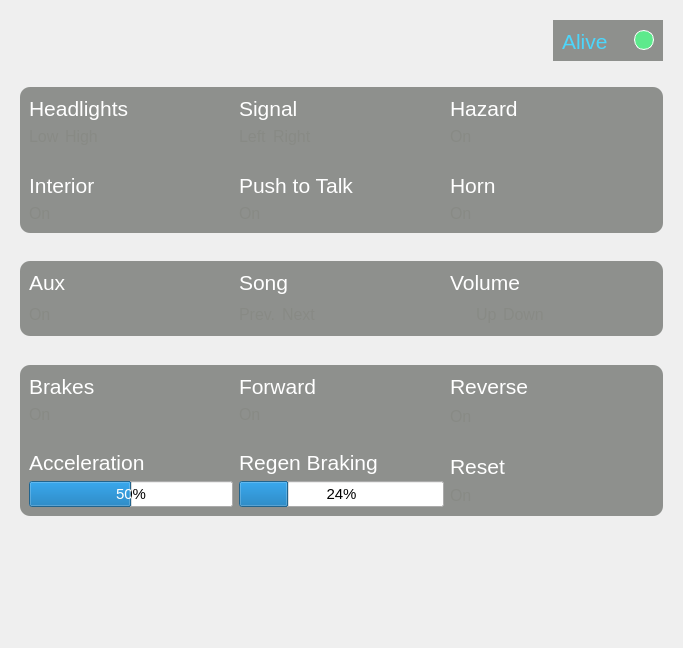
The window that ViewLayer/DebugDisplay/ControlPage/ControlUi/ControlUi.ui (waffle-iron/Epsilon-Dashboard) describes before a commit, drawn with Qt 5.
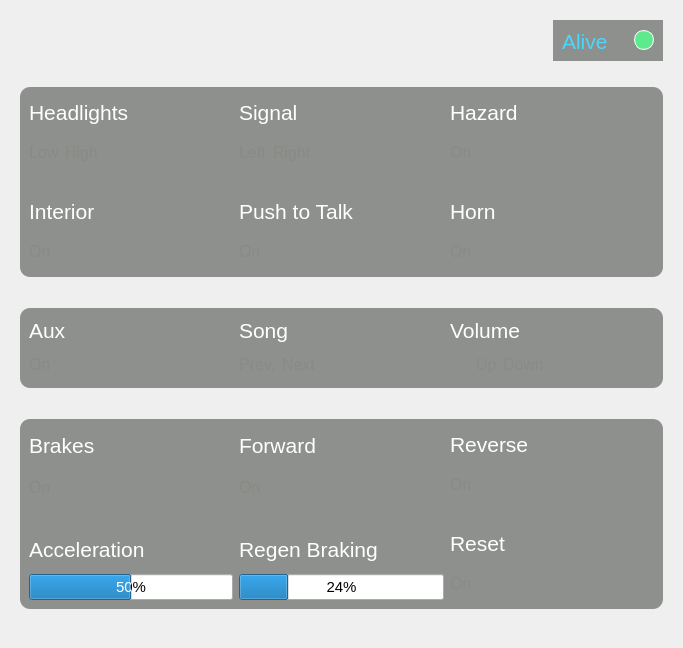
The same window after the commit. Icons and pictures are not drawn.

Commit message: removed astyle folder and moved ControlView under ControlPage and resized ControlUI page

What changed in the file:
```diff
--- a/ViewLayer/DebugDisplay/ControlPage/ControlUi/ControlUi.ui
+++ b/ViewLayer/DebugDisplay/ControlPage/ControlUi/ControlUi.ui
@@ -98,7 +98,7 @@
         </property>
         <property name="sizeHint" stdset="0">
          <size>
-          <width>20</width>
+          <width>25</width>
           <height>20</height>
          </size>
         </property>
@@ -106,6 +106,24 @@
       </item>
       <item>
        <widget class="QWidget" name="block0" native="true">
+        <property name="sizePolicy">
+         <sizepolicy hsizetype="Preferred" vsizetype="Fixed">
+          <horstretch>0</horstretch>
+          <verstretch>0</verstretch>
+         </sizepolicy>
+        </property>
+        <property name="minimumSize">
+         <size>
+          <width>0</width>
+          <height>190</height>
+         </size>
+        </property>
+        <property name="maximumSize">
+         <size>
+          <width>16777215</width>
+          <height>1000</height>
+         </size>
+        </property>
         <property name="styleSheet">
          <string notr="true">QWidget#block0{
 background-color: rgba(85, 87, 83,160);
@@ -482,7 +500,7 @@
         </property>
         <property name="sizeHint" stdset="0">
          <size>
-          <width>20</width>
+          <width>5</width>
           <height>20</height>
          </size>
         </property>
@@ -499,7 +517,7 @@
         <property name="minimumSize">
          <size>
           <width>0</width>
-          <height>75</height>
+          <height>80</height>
          </size>
         </property>
         <property name="maximumSize">
@@ -713,14 +731,20 @@
         </property>
         <property name="sizeHint" stdset="0">
          <size>
-          <width>20</width>
-          <height>25</height>
+          <width>17</width>
+          <height>30</height>
          </size>
         </property>
        </spacer>
       </item>
       <item>
        <widget class="QWidget" name="block2" native="true">
+        <property name="minimumSize">
+         <size>
+          <width>0</width>
+          <height>190</height>
+         </size>
+        </property>
         <property name="styleSheet">
          <string notr="true">QWidget#block2{
 background-color: rgba(85, 87, 83,160);
```
The commit also changes 26 other files.
